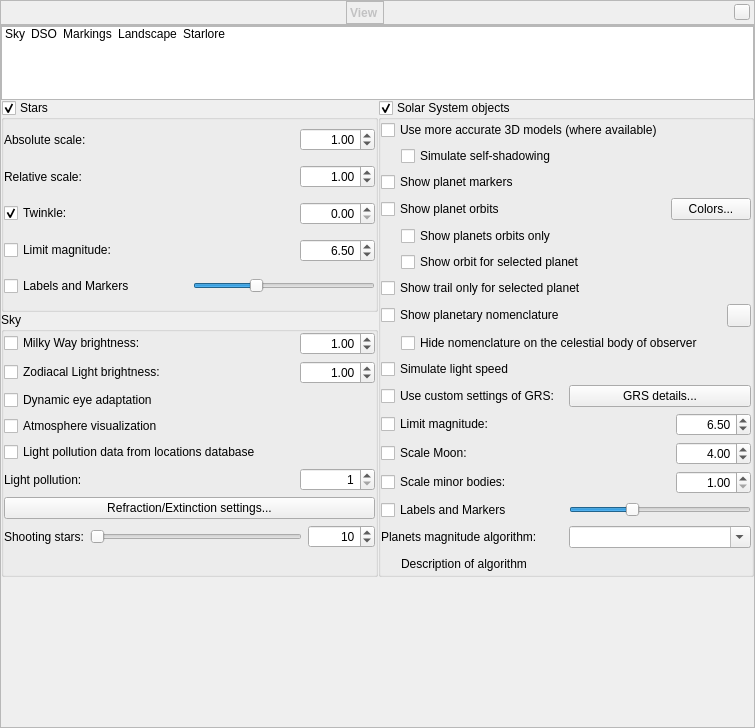
Qt form src/gui/viewDialog.ui (519984307/stellarium_src) before a commit.
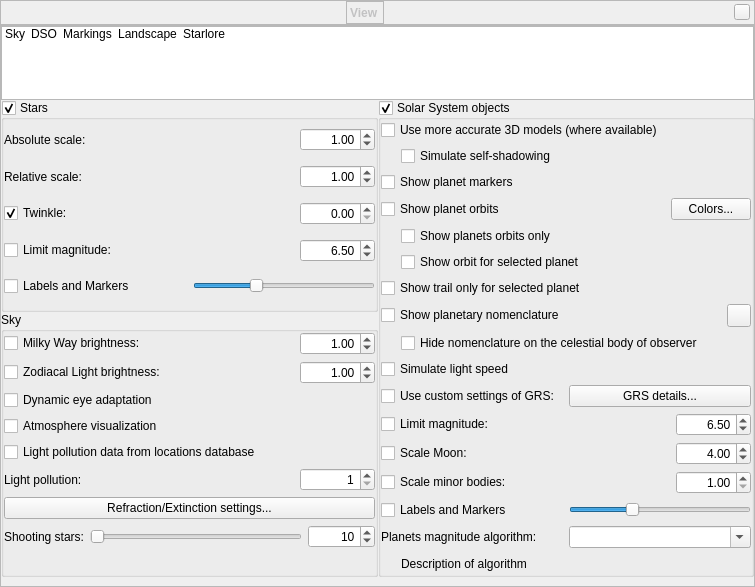
The same form after that commit. Icons and pictures are not drawn. Custom widgets are drawn as their Qt base class.

Commit message: Minimize high of View dialog

What changed in the file:
```diff
--- a/src/gui/viewDialog.ui
+++ b/src/gui/viewDialog.ui
@@ -7,7 +7,7 @@
     <x>0</x>
     <y>0</y>
     <width>755</width>
-    <height>728</height>
+    <height>400</height>
    </rect>
   </property>
   <property name="font">
```
